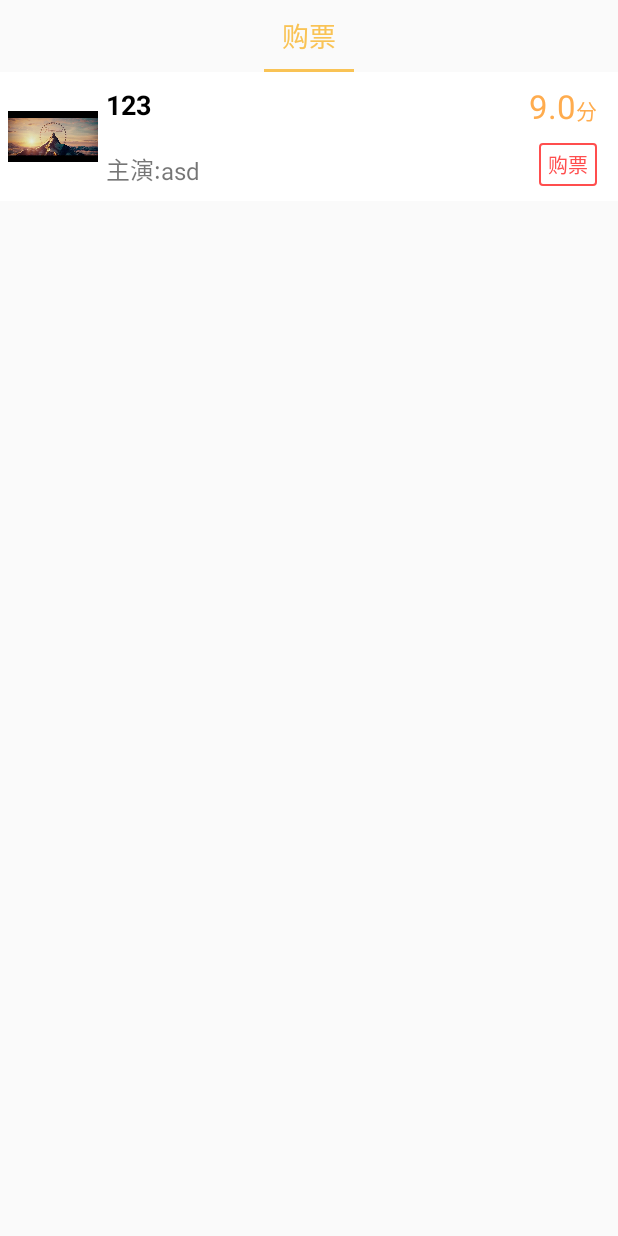
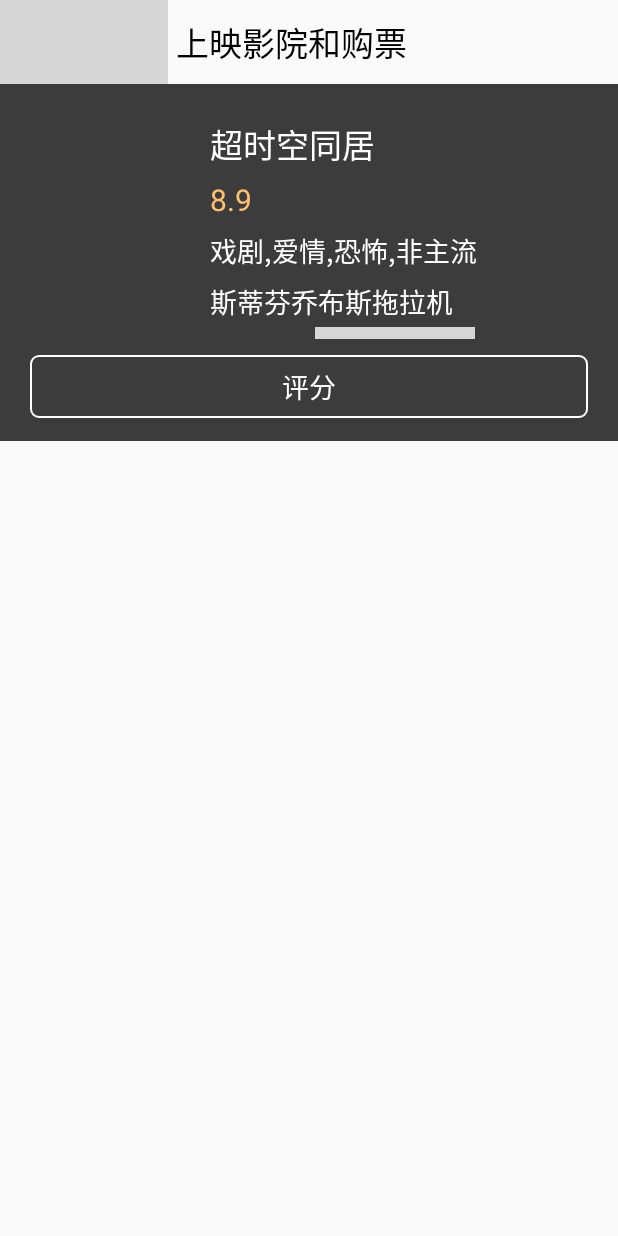
Before and after one commit to WeiTianLiang/TTMS_Android, an Android app: the MainActivity screen opened directly, with no data from a screen before it, after a tap on "123", on a phone screen of 412 x 824 dp. Run offline under Robolectric (Android 15) with nearby library versions, the phone set to English and light mode, and no system bars; grey boxes are pictures that could not be loaded.

Commit message:
完成影片展示，完成部分详情

```diff
--- a/app/src/main/AndroidManifest.xml
+++ b/app/src/main/AndroidManifest.xml
@@ -2,7 +2,7 @@
 <manifest xmlns:android="http://schemas.android.com/apk/res/android"
     package="com.example.wtl.ttms_hdd">
 
-    <uses-permission android:name="android.permission.INTERNET"/>
+    <uses-permission android:name="android.permission.INTERNET" />
 
     <application
         android:allowBackup="true"
@@ -20,6 +20,7 @@
         </activity>
         <activity android:name=".HDDMain.view.Activity.MainActivity" />
         <activity android:name=".Register.view.RegisterActivity" />
+        <activity android:name=".BuyTicket.view.BuyTicketActivity"></activity>
     </application>
 
 </manifest>
--- /dev/null
+++ b/app/src/main/java/com/example/wtl/ttms_hdd/BuyTicket/presenter/BuyTicketPresentCompl.java
@@ -0,0 +1,41 @@
+package com.example.wtl.ttms_hdd.BuyTicket.presenter;
+
+import android.app.Activity;
+import android.content.Context;
+import android.view.View;
+import android.widget.ImageView;
+import android.widget.TextView;
+
+import com.example.wtl.ttms_hdd.R;
+
+/**
+ * 逻辑层处理
+ * Created by WTL on 2018/6/6.
+ */
+
+public class BuyTicketPresentCompl implements IBuyTicketPresenter {
+
+    private Context context;
+
+    public BuyTicketPresentCompl(Context context) {
+        this.context = context;
+    }
+
+    @Override
+    public void doback() {
+        ((Activity) context).finish();
+        ((Activity) context).overridePendingTransition(R.anim.activity_right_out, R.anim.activity_right_in);
+    }
+
+    @Override
+    public void showDetail(ImageView image, TextView text) {
+        if(image.getDrawable().getCurrent().getConstantState().
+                equals(context.getResources().getDrawable(R.mipmap.down).getConstantState())) {
+            image.setImageResource(R.mipmap.up);
+            text.setVisibility(View.VISIBLE);
+        } else {
+            image.setImageResource(R.mipmap.down);
+            text.setVisibility(View.GONE);
+        }
+    }
+}
--- /dev/null
+++ b/app/src/main/java/com/example/wtl/ttms_hdd/BuyTicket/presenter/IBuyTicketPresenter.java
@@ -0,0 +1,22 @@
+package com.example.wtl.ttms_hdd.BuyTicket.presenter;
+
+import android.widget.ImageView;
+import android.widget.TextView;
+
+/**
+ * 逻辑层接口
+ * Created by WTL on 2018/6/6.
+ */
+
+public interface IBuyTicketPresenter {
+
+    /**
+    * 返回接口
+    * */
+    void doback();
+    /**
+    * 展示详情
+    * */
+    void showDetail(ImageView image,TextView text);
+
+}
--- /dev/null
+++ b/app/src/main/java/com/example/wtl/ttms_hdd/BuyTicket/view/BuyTicketActivity.java
@@ -0,0 +1,113 @@
+package com.example.wtl.ttms_hdd.BuyTicket.view;
+
+import android.support.v7.app.AppCompatActivity;
+import android.os.Bundle;
+import android.view.KeyEvent;
+import android.view.View;
+import android.widget.ImageView;
+import android.widget.TextView;
+
+import com.example.wtl.ttms_hdd.BuyTicket.presenter.BuyTicketPresentCompl;
+import com.example.wtl.ttms_hdd.BuyTicket.presenter.IBuyTicketPresenter;
+import com.example.wtl.ttms_hdd.R;
+
+public class BuyTicketActivity extends AppCompatActivity implements View.OnClickListener{
+
+    /**
+     * 返回
+     * */
+    private ImageView buyback;
+    /**
+     * 展示海报
+     * */
+    private ImageView ticket_img;
+    /**
+     * 电影名
+     * */
+    private TextView buy_name;
+    /**
+     * 得分
+     * */
+    private TextView buy_score;
+    /**
+     * 演员
+     * */
+    private TextView buy_actors;
+    /**
+     * 导演
+     * */
+    private TextView buy_director;
+    /**
+     * 下拉详情
+     * */
+    private ImageView go_details;
+    /**
+     * 展示详情
+     * */
+    private TextView this_details;
+    /**
+     * 评分
+     * */
+    private TextView ticket_score;
+    /**
+    * 初始化接口
+    * */
+    private IBuyTicketPresenter presenter = null;
+
+    @Override
+    protected void onCreate(Bundle savedInstanceState) {
+        super.onCreate(savedInstanceState);
+        setContentView(R.layout.activity_buy_ticket);
+        if(presenter == null) {
+            presenter = new BuyTicketPresentCompl(this);
+        }
+        Montior();
+    }
+
+    private void Montior() {
+        ticket_img = findViewById(R.id.ticket_img);
+        buy_name = findViewById(R.id.buy_name);
+        buy_score = findViewById(R.id.buy_score);
+        buy_actors = findViewById(R.id.buy_actors);
+        buy_director = findViewById(R.id.buy_director);
+        go_details = findViewById(R.id.go_details);
+        this_details = findViewById(R.id.this_details);
+        ticket_score = findViewById(R.id.ticket_score);
+        buyback = findViewById(R.id.buyback);
+
+        go_details.setOnClickListener(this);
+        ticket_score.setOnClickListener(this);
+        buyback.setOnClickListener(this);
+    }
+
+    @Override
+    public void onClick(View view) {
+        switch (view.getId()) {
+            case R.id.buyback:
+                if(presenter == null) {
+                    presenter = new BuyTicketPresentCompl(this);
+                }
+                presenter.doback();
+            case R.id.go_details:
+                if(presenter == null) {
+                    presenter = new BuyTicketPresentCompl(this);
+                }
+                presenter.showDetail(go_details,this_details);
+                break;
+            case R.id.ticket_score:
+                /*
+                * 评分功能
+                * */
+                break;
+        }
+    }
+
+    @Override
+    public boolean onKeyDown(int keyCode, KeyEvent event) {
+        if(presenter == null) {
+            presenter = new BuyTicketPresentCompl(this);
+        }
+        presenter.doback();
+        return super.onKeyDown(keyCode, event);
+    }
+}
--- a/app/src/main/java/com/example/wtl/ttms_hdd/HDDMain/presenter/FilmSellAdapter.java
+++ b/app/src/main/java/com/example/wtl/ttms_hdd/HDDMain/presenter/FilmSellAdapter.java
@@ -1,6 +1,8 @@
 package com.example.wtl.ttms_hdd.HDDMain.presenter;
 
+import android.app.Activity;
 import android.content.Context;
+import android.content.Intent;
 import android.support.v7.widget.RecyclerView;
 import android.view.LayoutInflater;
 import android.view.View;
@@ -9,8 +11,10 @@ import android.widget.ImageView;
 import android.widget.LinearLayout;
 import android.widget.TextView;
 
+import com.example.wtl.ttms_hdd.BuyTicket.view.BuyTicketActivity;
 import com.example.wtl.ttms_hdd.HDDMain.model.FileModel;
 import com.example.wtl.ttms_hdd.HDDMain.model.IFile;
+import com.example.wtl.ttms_hdd.HDDMain.view.Activity.MainActivity;
 import com.example.wtl.ttms_hdd.R;
 
 import java.util.List;
@@ -50,6 +54,9 @@ public class FilmSellAdapter extends RecyclerView.Adapter<FilmSellAdapter.ViewHo
                 /*
                 * 跳转详情销售
                 * */
+                Intent intent = new Intent(context, BuyTicketActivity.class);
+                context.startActivity(intent);
+                ((Activity) context).overridePendingTransition(R.anim.activity_left_in, R.anim.activity_left_out);
             }
         });
         holder.jump_buy2.setOnClickListener(new View.OnClickListener() {
@@ -58,6 +65,9 @@ public class FilmSellAdapter extends RecyclerView.Adapter<FilmSellAdapter.ViewHo
                 /*
                 * 跳转详情销售
                 * */
+                Intent intent = new Intent(context, BuyTicketActivity.class);
+                context.startActivity(intent);
+                ((Activity) context).overridePendingTransition(R.anim.activity_left_in, R.anim.activity_left_out);
             }
         });
     }
--- a/app/src/main/java/com/example/wtl/ttms_hdd/HDDMain/presenter/HDDMainPresenterCompl.java
+++ b/app/src/main/java/com/example/wtl/ttms_hdd/HDDMain/presenter/HDDMainPresenterCompl.java
@@ -28,6 +28,9 @@ public class HDDMainPresenterCompl implements IHDDMainPresenter {
         List<FileModel> list = new ArrayList<>();
         FileModel model = new FileModel(R.drawable.ceshi, "123", "asd", "9.0");
         list.add(model);
+        list.add(model);
+        list.add(model);
+        list.add(model);
         return list;
     }
 
--- a/app/src/main/java/com/example/wtl/ttms_hdd/HDDMain/view/Activity/MainActivity.java
+++ b/app/src/main/java/com/example/wtl/ttms_hdd/HDDMain/view/Activity/MainActivity.java
@@ -47,7 +47,7 @@ public class MainActivity extends AppCompatActivity {
         HDDviewpager = findViewById(R.id.HDDviewpager);
 
         fragmentList.add(new FilmSellFragment());
-        stringList.add("购票");
+        stringList.add("影片");
 
         if(presenter == null) {
             presenter = new HDDMainPresenterCompl(this);
--- a/app/src/main/java/com/example/wtl/ttms_hdd/Login/presenter/CreateRetrofit.java
+++ b/app/src/main/java/com/example/wtl/ttms_hdd/Login/presenter/CreateRetrofit.java
@@ -15,7 +15,7 @@ public class CreateRetrofit {
         * 创建Retrofit对象
         * */
         Retrofit retrofit = new Retrofit.Builder()
-                .baseUrl("http://123.206.82.241")
+                .baseUrl("http://123.206.82.241:8080")
                 .addConverterFactory(GsonConverterFactory.create())
                 .build();
         /*
--- a/app/src/main/res/drawable/text_bg.xml
+++ b/app/src/main/res/drawable/buyticketground.xml
@@ -1,8 +1,9 @@
 <?xml version="1.0" encoding="utf-8"?>
 <shape xmlns:android="http://schemas.android.com/apk/res/android">
-    <corners android:radius="50dip"/>
+
+    <corners android:radius="5dp"/>
 
     <stroke
-        android:width="1dip"
+        android:width="1dp"
         android:color="#ffffff" />
 </shape>
--- /dev/null
+++ b/app/src/main/res/layout/activity_buy_ticket.xml
@@ -0,0 +1,138 @@
+<?xml version="1.0" encoding="utf-8"?>
+<LinearLayout xmlns:android="http://schemas.android.com/apk/res/android"
+    xmlns:tools="http://schemas.android.com/tools"
+    android:layout_width="match_parent"
+    android:layout_height="match_parent"
+    android:orientation="vertical"
+    tools:context="com.example.wtl.ttms_hdd.BuyTicket.view.BuyTicketActivity">
+
+    <LinearLayout
+        android:layout_width="match_parent"
+        android:layout_height="?android:actionBarSize">
+
+        <ImageView
+            android:id="@+id/buyback"
+            android:layout_width="wrap_content"
+            android:layout_height="wrap_content"
+            android:src="@mipmap/buyback"
+            android:layout_gravity="center"
+            android:padding="8dp"/>
+
+        <TextView
+            android:layout_width="wrap_content"
+            android:layout_height="wrap_content"
+            android:text="上映影院和购票"
+            android:textSize="22sp"
+            android:textColor="#000"
+            android:layout_gravity="center"
+            android:padding="5dp"/>
+
+    </LinearLayout>
+
+    <RelativeLayout
+        android:layout_width="match_parent"
+        android:layout_height="wrap_content"
+        android:padding="10dp"
+        android:background="#3c3c3c">
+
+        <ImageView
+            android:id="@+id/ticket_img"
+            android:layout_width="110dp"
+            android:layout_height="150dp"
+            android:layout_marginTop="10dp"
+            android:layout_marginLeft="10dp"
+            android:layout_marginRight="10dp"
+            android:layout_marginBottom="5dp"/>
+
+        <LinearLayout
+            android:id="@+id/film_details"
+            android:layout_width="match_parent"
+            android:layout_height="150dp"
+            android:orientation="vertical"
+            android:layout_toRightOf="@+id/ticket_img"
+            android:layout_marginTop="10dp"
+            android:layout_marginBottom="5dp"
+            android:layout_marginRight="15dp">
+
+            <TextView
+                android:id="@+id/buy_name"
+                android:layout_width="wrap_content"
+                android:layout_height="wrap_content"
+                android:text="超时空同居"
+                android:textColor="#fff"
+                android:textSize="22sp"
+                android:paddingBottom="3dp"
+                android:paddingTop="3dp"/>
+
+            <TextView
+                android:id="@+id/buy_score"
+                android:layout_width="wrap_content"
+                android:layout_height="wrap_content"
+                android:text="8.9"
+                android:textSize="20sp"
+                android:textColor="#ffc16f"
+                android:paddingBottom="3dp"
+                android:paddingTop="3dp"/>
+
+            <TextView
+                android:id="@+id/buy_actors"
+                android:layout_width="wrap_content"
+                android:layout_height="wrap_content"
+                android:text="戏剧,爱情,恐怖,非主流"
+                android:textSize="18sp"
+                android:textColor="#fff"
+                android:paddingBottom="3dp"
+                android:paddingTop="3dp"/>
+
+            <TextView
+                android:id="@+id/buy_director"
+                android:layout_width="wrap_content"
+                android:layout_height="wrap_content"
+                android:text="斯蒂芬乔布斯拖拉机"
+                android:textSize="18sp"
+                android:textColor="#fff"
+                android:paddingBottom="3dp"
+                android:paddingTop="3dp"/>
+
+            <ImageView
+                android:id="@+id/go_details"
+                android:layout_width="wrap_content"
+                android:layout_height="wrap_content"
+                android:padding="5dp"
+                android:layout_gravity="center"
+                android:src="@mipmap/down"/>
+
+        </LinearLayout>
+
+        <TextView
+            android:id="@+id/this_details"
+            android:layout_width="match_parent"
+            android:layout_height="wrap_content"
+            android:layout_below="@+id/ticket_img"
+            android:layout_marginLeft="15dp"
+            android:layout_marginRight="15dp"
+            android:textColor="#fff"
+            android:text="kalshfkjashdkfhkalsdhfjlkashdlkfhaklsdjhfklhaskdhfklashdjkfhlkashdfkjhakshdfklhaslkdhfjashdkfjhaskdfjds"
+            android:textSize="18sp"
+            android:visibility="gone"/>
+
+        <TextView
+            android:id="@+id/ticket_score"
+            android:layout_width="match_parent"
+            android:layout_height="wrap_content"
+            android:layout_below="@id/this_details"
+            android:background="@drawable/buyticketground"
+            android:text="评分"
+            android:gravity="center"
+            android:textColor="#fff"
+            android:paddingTop="7dp"
+            android:paddingBottom="7dp"
+            android:textSize="18sp"
+            android:layout_marginLeft="10dp"
+            android:layout_marginRight="10dp"
+            android:layout_marginTop="5dp"
+            android:layout_marginBottom="5dp"/>
+
+    </RelativeLayout>
+
+</LinearLayout>
--- a/app/src/main/res/layout/filmrecyclercard.xml
+++ b/app/src/main/res/layout/filmrecyclercard.xml
@@ -1,20 +1,27 @@
 <?xml version="1.0" encoding="utf-8"?>
 <LinearLayout xmlns:android="http://schemas.android.com/apk/res/android"
-    android:orientation="horizontal"
     android:layout_width="match_parent"
     android:layout_height="wrap_content"
+    android:orientation="vertical">
+
+    <LinearLayout
         android:id="@+id/jump_buy2"
-    android:background="#ffffff">
+        android:layout_width="match_parent"
+        android:layout_height="match_parent"
+        android:background="#ffffff"
+        android:orientation="horizontal"
+        android:padding="3dp">
 
         <ImageView
             android:id="@+id/film_head"
             android:layout_width="60dp"
             android:layout_height="75dp"
-        android:layout_margin="5dp"/>
+            android:layout_margin="5dp" />
 
         <RelativeLayout
             android:layout_width="240dp"
             android:layout_height="match_parent"
+            android:layout_marginLeft="3dp"
             android:orientation="vertical">
 
             <TextView
@@ -24,7 +31,6 @@
                 android:layout_alignParentTop="true"
                 android:layout_marginTop="9dp"
                 android:singleLine="true"
-            android:text="李佳伟热"
                 android:textColor="#000"
                 android:textSize="18sp"
                 android:textStyle="bold" />
@@ -47,7 +53,6 @@
                 android:layout_marginBottom="9dp"
                 android:layout_toRightOf="@+id/mainact"
                 android:singleLine="true"
-            android:text="李佳伟,苍井空"
                 android:textSize="16sp" />
 
         </RelativeLayout>
@@ -62,24 +67,23 @@
                 android:id="@+id/fen"
                 android:layout_width="wrap_content"
                 android:layout_height="wrap_content"
-            android:orientation="horizontal"
                 android:layout_alignParentRight="true"
-            android:layout_marginTop="8dp">
+                android:layout_marginTop="8dp"
+                android:orientation="horizontal">
 
                 <TextView
                     android:id="@+id/average_score"
                     android:layout_width="wrap_content"
                     android:layout_height="wrap_content"
-                android:textSize="22sp"
-                android:text="9.0"
-                android:textColor="#ffac4e"/>
+                    android:textColor="#ffac4e"
+                    android:textSize="22sp" />
 
                 <TextView
                     android:layout_width="wrap_content"
                     android:layout_height="wrap_content"
-                android:textSize="14sp"
                     android:text="分"
-                android:textColor="#ffac4e"/>
+                    android:textColor="#ffac4e"
+                    android:textSize="14sp" />
 
             </LinearLayout>
 
@@ -87,10 +91,11 @@
                 android:id="@+id/jump_buy"
                 android:layout_width="wrap_content"
                 android:layout_height="wrap_content"
-            android:layout_gravity="bottom"
-            android:background="@drawable/buyticket"
                 android:layout_alignParentBottom="true"
                 android:layout_alignParentRight="true"
+                android:layout_gravity="bottom"
+                android:layout_marginBottom="10dp"
+                android:background="@drawable/buyticket"
                 android:gravity="center"
                 android:paddingBottom="4dp"
                 android:paddingLeft="6dp"
@@ -98,14 +103,15 @@
                 android:paddingTop="4dp"
                 android:text="购票"
                 android:textColor="#ff4e4e"
-            android:textSize="13sp"
-            android:layout_marginBottom="10dp"/>
+                android:textSize="13sp" />
 
         </RelativeLayout>
 
+    </LinearLayout>
+
     <View
         android:layout_width="match_parent"
-        android:layout_height="1dp"
-        android:background="#c8c8c8"/>
+        android:layout_height="0.5dp"
+        android:background="#d6d6d6"/>
 
 </LinearLayout>
```
Also changed, not shown: app/build.gradle (+6 -3 lines), app/src/main/java/com/example/wtl/ttms_hdd/Login/model/LoginResultModel.java (added, +20 -0 lines), app/src/main/java/com/example/wtl/ttms_hdd/Login/presenter/GetRequest_Interface.java (+6 -2 lines), app/src/main/java/com/example/wtl/ttms_hdd/Login/presenter/LoginPresenterCompl.java (+16 -4 lines), app/src/main/java/com/example/wtl/ttms_hdd/Login/view/LoginActivity.java (+7 -7 lines), app/src/main/res/layout/activity_main.xml (+8 -1 lines). Lines whose indentation alone changed are shown as unchanged.
